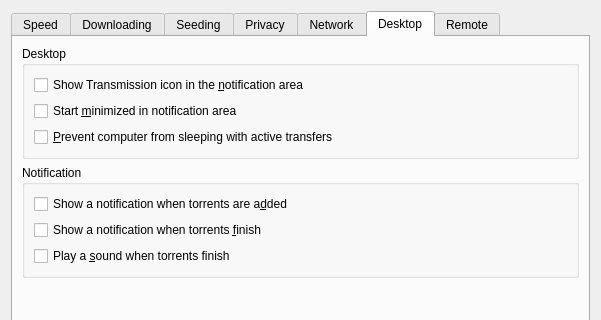
First picture: the form in qt/PrefsDialog.ui, repository retransmission/retransmission, before the edit; both pictures show x 0 to 601 and y 0 to 320 of the 601 by 657 pixel window.
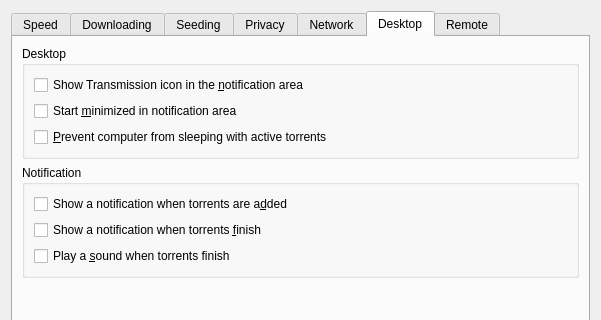
Second picture: the form after the edit. The open tabs and pages were chosen to show the change. Icons and pictures are not drawn. Custom widgets are drawn as their Qt base class.

Commit message:
chore: say "torrent" where the clients said "transfer"
GTK, Qt, and libtransmission call the list item a torrent, and macOS
itself used both words. "Transfer" stays only where it means data
volume: Total Transfer, Session Transfer, and the inspector's Transfer
heading. Transfer Bandwidth takes "Speed", the name GTK and Qt give
the same section.

The edit to the form file:
```diff
--- a/qt/PrefsDialog.ui
+++ b/qt/PrefsDialog.ui
@@ -883,7 +883,7 @@
           <item>
            <widget class="QCheckBox" name="preventSleepCheck">
             <property name="text">
-             <string>&amp;Prevent computer from sleeping with active transfers</string>
+             <string>&amp;Prevent computer from sleeping with active torrents</string>
             </property>
            </widget>
           </item>
```
The commit also changes 19 other files.
